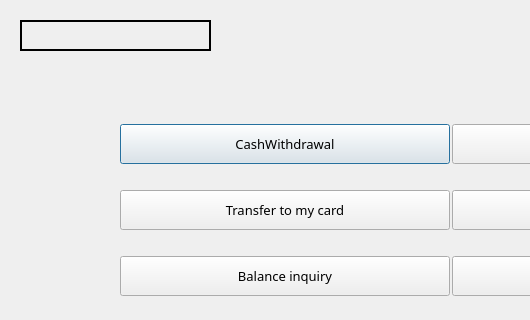
The window that menuwindowcredit.ui (valeriia-lun/ATM) describes before a commit, drawn with Qt 5; both pictures show x 0 to 530 and y 0 to 320 of the 900 by 700 pixel window.
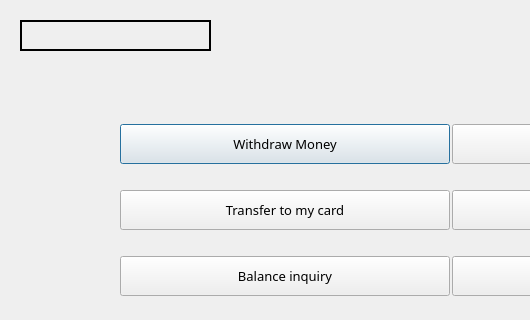
The same window after the commit.

What changed in the file:
```diff
--- a/menuwindowcredit.ui
+++ b/menuwindowcredit.ui
@@ -59,7 +59,7 @@
        </font>
       </property>
       <property name="text">
-       <string>CashWithdrawal</string>
+       <string>Withdraw Money</string>
       </property>
      </widget>
     </item>
```
